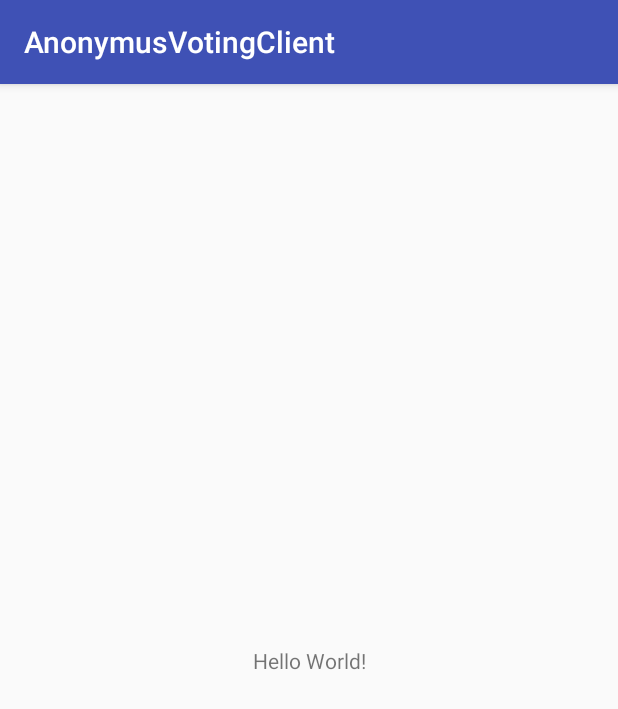
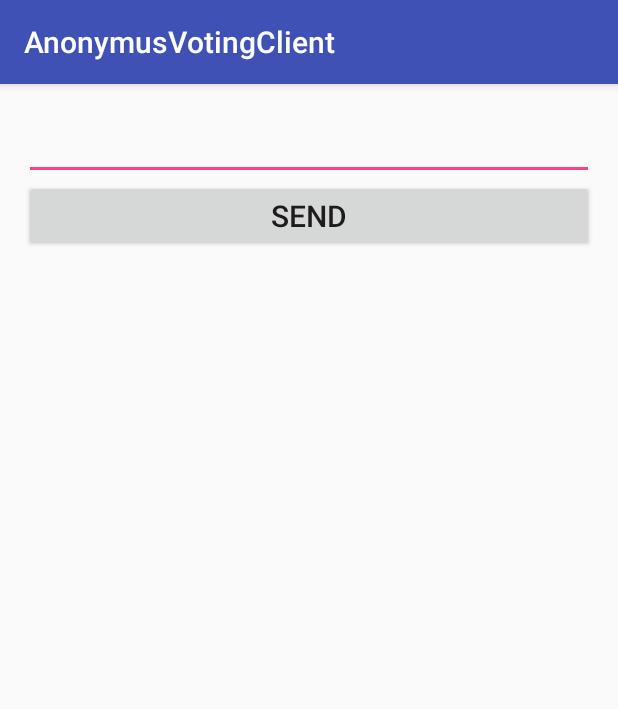
Before and after one commit to NataliyaBlagonravova/AnonymousVoting, an Android app: the screen it shows after launch (MainActivity), on a phone screen of 412 x 824 dp. Shown: the top 709 px of the screen. Run offline under Robolectric (Android 15) with nearby library versions, the light colour scheme and no system bars; our stand-ins replace Firebase (no records; nobody signed in at launch, a user with empty details on screens opened directly); 2 statements that could not run were skipped.

Commit message:
Implemented sending the encrypted message from client and decrypting it on the server

```diff
--- a/AnonymousVotingClient/app/build.gradle
+++ b/AnonymousVotingClient/app/build.gradle
@@ -26,5 +26,9 @@ dependencies {
     })
     compile 'com.android.support:appcompat-v7:25.2.0'
     compile 'com.android.support.constraint:constraint-layout:1.0.2'
+    compile 'com.google.firebase:firebase-database:10.0.1'
     testCompile 'junit:junit:4.12'
 }
+
+
+apply plugin: 'com.google.gms.google-services'
--- a/AnonymousVotingClient/app/src/main/java/com/blagonravovan/anonymousvotingclient/MainActivity.java
+++ b/AnonymousVotingClient/app/src/main/java/com/blagonravovan/anonymousvotingclient/MainActivity.java
@@ -2,12 +2,67 @@ package com.blagonravovan.anonymousvotingclient;
 
 import android.support.v7.app.AppCompatActivity;
 import android.os.Bundle;
+import android.view.View;
+import android.widget.Button;
+import android.widget.EditText;
+
+import com.google.firebase.database.DataSnapshot;
+import com.google.firebase.database.DatabaseError;
+import com.google.firebase.database.DatabaseReference;
+import com.google.firebase.database.FirebaseDatabase;
+import com.google.firebase.database.ValueEventListener;
+
+import java.security.PublicKey;
 
 public class MainActivity extends AppCompatActivity {
+
+    private KeyStorage mKeyStorage;
+    private PublicKey mServerKey;
+
+    private EditText mMessageEditText;
+    private Button mSendMessageButton;
+
+    DatabaseReference mDatabaseReference;
 
     @Override
     protected void onCreate(Bundle savedInstanceState) {
         super.onCreate(savedInstanceState);
         setContentView(R.layout.activity_main);
+
+        mKeyStorage = KeyStorage.getInstance(this);
+
+        mMessageEditText = (EditText) findViewById(R.id.message_to_server);
+        mSendMessageButton = (Button) findViewById(R.id.send_button);
+        mSendMessageButton.setEnabled(false);
+        mSendMessageButton.setOnClickListener(new View.OnClickListener() {
+            @Override
+            public void onClick(View v) {
+                String message = mMessageEditText.getText().toString();
+                String encryptMessage = EncryptionTools.encryptMessage(message, mServerKey);
+                mDatabaseReference.child("message").setValue(encryptMessage);
+            }
+        });
+
+        FirebaseDatabase database = FirebaseDatabase.getInstance();
+        mDatabaseReference = database.getReference();
+        mDatabaseReference.child("server_public_key")
+                .addValueEventListener(new ValueEventListener() {
+            @Override
+            public void onDataChange(DataSnapshot dataSnapshot) {
+                String keyString = dataSnapshot.getValue(String.class);
+                mServerKey = KeyStorage.stringToPublicKey(keyString);
+                mSendMessageButton.setEnabled(true);
+            }
+
+            @Override
+            public void onCancelled(DatabaseError databaseError) {
+
+            }
+        });
+
+
+
+
+
     }
 }
--- a/AnonymousVotingClient/app/src/main/res/layout/activity_main.xml
+++ b/AnonymousVotingClient/app/src/main/res/layout/activity_main.xml
@@ -1,19 +1,21 @@
 <?xml version="1.0" encoding="utf-8"?>
-<android.support.constraint.ConstraintLayout
+<LinearLayout
     xmlns:android="http://schemas.android.com/apk/res/android"
-    xmlns:app="http://schemas.android.com/apk/res-auto"
-    xmlns:tools="http://schemas.android.com/tools"
+    android:layout_height="match_parent"
     android:layout_width="match_parent"
-    android:layout_height="match_parent"
-    tools:context="com.blagonravovan.anonymousvotingclient.MainActivity">
+    android:layout_margin="16dp"
+    android:orientation="vertical">
 
-    <TextView
-        android:layout_width="wrap_content"
+    <EditText
+        android:id="@+id/message_to_server"
+        android:layout_width="match_parent"
         android:layout_height="wrap_content"
-        android:text="Hello World!"
-        app:layout_constraintBottom_toBottomOf="parent"
-        app:layout_constraintLeft_toLeftOf="parent"
-        app:layout_constraintRight_toRightOf="parent"
-        app:layout_constraintTop_toTopOf="parent"/>
+        android:textSize="20sp"/>
 
-</android.support.constraint.ConstraintLayout>
+    <Button
+        android:id="@+id/send_button"
+        android:layout_width="match_parent"
+        android:layout_height="wrap_content"
+        android:textSize="20sp"
+        android:text="Send"/>
+</LinearLayout>
--- a/AnonymousVotingClient/build.gradle
+++ b/AnonymousVotingClient/build.gradle
@@ -9,6 +9,7 @@ buildscript {
 
         // NOTE: Do not place your application dependencies here; they belong
         // in the individual module build.gradle files
+        classpath 'com.google.gms:google-services:3.0.0'
     }
 }
 
--- a/AnonymousVotingServer/app/build.gradle
+++ b/AnonymousVotingServer/app/build.gradle
@@ -26,5 +26,9 @@ dependencies {
     })
     compile 'com.android.support:appcompat-v7:25.2.0'
     compile 'com.android.support.constraint:constraint-layout:1.0.2'
+    compile 'com.google.firebase:firebase-database:10.0.1'
     testCompile 'junit:junit:4.12'
 }
+
+
+apply plugin: 'com.google.gms.google-services'
--- a/AnonymousVotingServer/build.gradle
+++ b/AnonymousVotingServer/build.gradle
@@ -9,6 +9,7 @@ buildscript {
 
         // NOTE: Do not place your application dependencies here; they belong
         // in the individual module build.gradle files
+        classpath 'com.google.gms:google-services:3.0.0'
     }
 }
 
```
Also changed, not shown: AnonymousVotingServer/app/src/main/java/com/blagonravovan/anonymousvotingserver/MainActivity.java (+40 -0 lines), AnonymousVotingServer/app/src/main/res/layout/activity_main.xml (+8 -13 lines).
